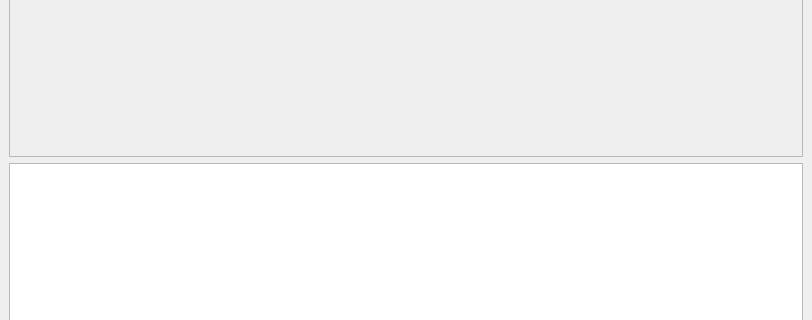
Qt form webBrowser/mainwindow.ui (Xmde/C-Web-Browser-Project) before a commit; both pictures show x 0 to 812 and y 153 to 473 of the 812 by 592 pixel window.
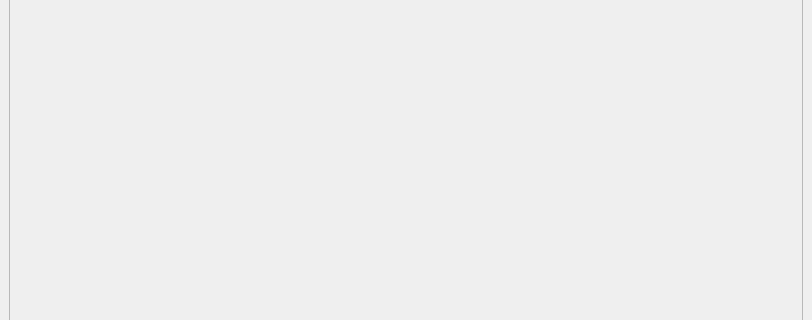
The same form after that commit.

Patch:
```diff
--- a/webBrowser/mainwindow.ui
+++ b/webBrowser/mainwindow.ui
@@ -53,15 +53,12 @@
            <x>0</x>
            <y>0</y>
            <width>790</width>
-           <height>230</height>
+           <height>467</height>
           </rect>
          </property>
         </widget>
        </widget>
       </item>
-      <item>
-       <widget class="QTextEdit" name="log"/>
-      </item>
      </layout>
     </item>
    </layout>
```
